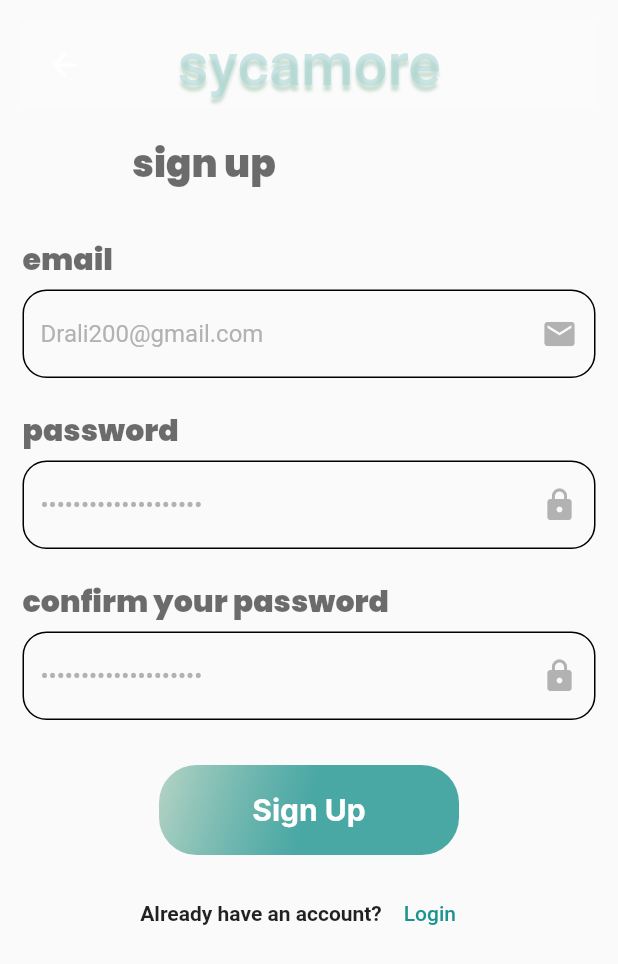
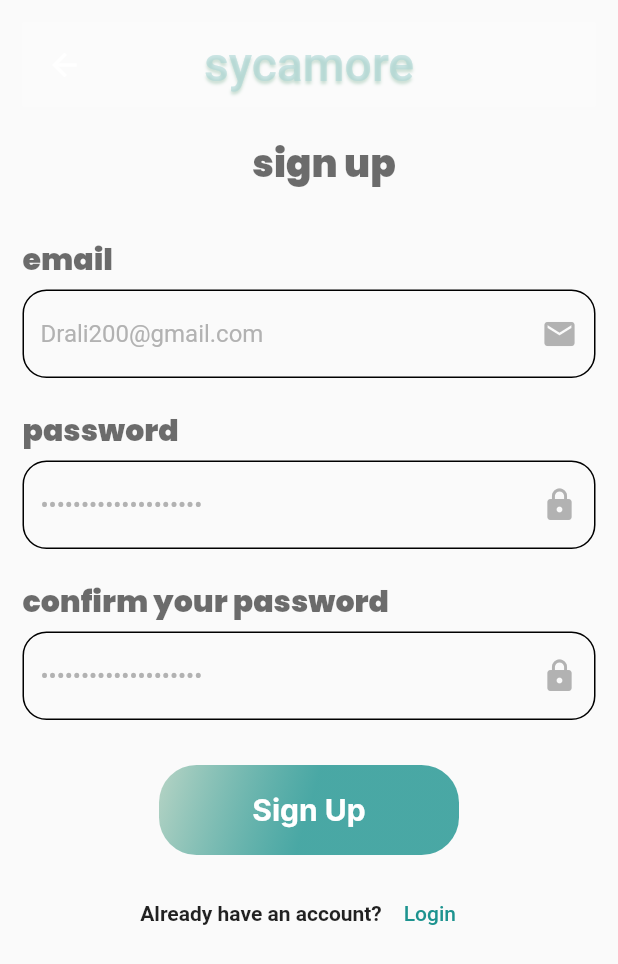
Before and after one commit to ZedoB/sycamore, a Flutter app: the DoctorSignUpScreen screen opened directly, on a phone screen of 412 x 824 dp. Shown: the top 964 px of the screen. Run offline on Flutter 3.47's test engine with Material 3 defaults, Android fonts, the light colour scheme and no system bars; our stand-ins replace fl_chart, font_awesome_flutter, syncfusion_flutter_gauges; missing offline and left inert: progress_stepper; Roboto replaces fonts that are missing (Inknut Antiqua, Inter).

Commit message:
- some additions

```diff
--- a/lib/components/item_checkbox_second_register_screen.dart
+++ b/lib/components/item_checkbox_second_register_screen.dart
@@ -40,7 +40,7 @@ class _ItemCheckBoxRegisterScreenState
           Text(
             widget.text,
             style: TextStyle(color: Colors.black.withOpacity(.8),
-                fontSize: 24,
+                fontSize: 18,
             fontFamily: 'Poppins',
             fontWeight: FontWeight.w200),
           ),
--- a/lib/components/item_list_view_report.dart
+++ b/lib/components/item_list_view_report.dart
@@ -26,7 +26,7 @@ class CustomListItem extends StatelessWidget {
                   fontFamily: 'Alice',
                   color: Color(0xff76BCBA),
                   fontWeight: FontWeight.w400,
-                  fontSize: 18,
+                  fontSize: 14,
                 ),
               ),
               const SizedBox(width: 5),
@@ -35,7 +35,7 @@ class CustomListItem extends StatelessWidget {
                 style: const TextStyle(
                   color: Color(0xff8E8E93),
                   fontWeight: FontWeight.w500,
-                  fontSize: 17,
+                  fontSize: 12,
                   fontFamily: 'Poppins'
                 ),
               ),
--- a/lib/custom_widgets/custom_appBar.dart
+++ b/lib/custom_widgets/custom_appBar.dart
@@ -17,11 +17,11 @@ class CustomAppBar extends StatelessWidget {
             shadows: const [
               Shadow(
                   blurRadius: 2,
-                  offset: Offset(0,4),
+                  offset: Offset(0,2),
                   color: Color(0xffC9DED3)
               )
             ],
-            fontSize: 40,
+            fontSize: 32,
             color: const Color(0xffA8D4D3).withOpacity(0.58),
             fontFamily: 'Inknut Antiqua'),
       ),
--- a/lib/screens/Otp_screen.dart
+++ b/lib/screens/Otp_screen.dart
@@ -30,7 +30,7 @@ class OtpScreen extends StatelessWidget {
             crossAxisAlignment: CrossAxisAlignment.start,
             children: [
               const SizedBox(
-                height: 60,
+                height: 30,
               ),
               Center(
                 child: Text(
--- a/lib/screens/copd_questions.dart
+++ b/lib/screens/copd_questions.dart
@@ -76,7 +76,7 @@ class _COPDQuestionsState extends State<COPDQuestions> {
                     textAlign: TextAlign.center,
                     style: const TextStyle(
                       fontFamily: "Alice",
-                      fontSize: 28,
+                      fontSize: 18,
                       fontWeight: FontWeight.w400,
                       color: Color(0xff777777),
                     ),
--- a/lib/screens/doctor_sign_up_screen.dart
+++ b/lib/screens/doctor_sign_up_screen.dart
@@ -34,7 +34,7 @@ class _DoctorSignUpScreenState extends State<DoctorSignUpScreen> {
                 ),
                 Center(
                   child: Padding(
-                    padding: const EdgeInsets.only(right: 140.0),
+                    padding: const EdgeInsets.only(left: 20.0),
                     child: Text(
                       'sign up',
                       style: TextStyle(
--- a/lib/screens/interstitial_lung_questions.dart
+++ b/lib/screens/interstitial_lung_questions.dart
@@ -77,7 +77,7 @@ class _InterstitialLungQuestionsState extends State<InterstitialLungQuestions> {
                     textAlign: TextAlign.center,
                     style: const TextStyle(
                       fontFamily: "Alice",
-                      fontSize: 28,
+                      fontSize: 18,
                       fontWeight: FontWeight.w400,
                       color: Color(0xff777777),
                     ),
--- a/lib/screens/patient_signup_screen.dart
+++ b/lib/screens/patient_signup_screen.dart
@@ -42,7 +42,7 @@ class _PatientSignUpScreenState extends State<PatientSignUpScreen> {
                   height: 20,
                 ),
                 Padding(
-                  padding: const EdgeInsets.only(left: 40.0),
+                  padding: const EdgeInsets.only(left: 20.0),
                   child: Text(
                     'sign up',
                     style: TextStyle(
--- a/lib/screens/pneumonia_questions.dart
+++ b/lib/screens/pneumonia_questions.dart
@@ -76,7 +76,7 @@ class _PneumoniaQuestionsState extends State<PneumoniaQuestions> {
                     textAlign: TextAlign.center,
                     style: const TextStyle(
                       fontFamily: "Alice",
-                      fontSize: 28,
+                      fontSize: 18,
                       fontWeight: FontWeight.w400,
                       color: Color(0xff777777),
                     ),
--- a/lib/screens/pulmonary_embolism_questions.dart
+++ b/lib/screens/pulmonary_embolism_questions.dart
@@ -77,7 +77,7 @@ class _PulmonaryEmbolismQuestionsState extends State<PulmonaryEmbolismQuestions>
                     textAlign: TextAlign.center,
                     style: const TextStyle(
                       fontFamily: "Alice",
-                      fontSize: 28,
+                      fontSize: 18,
                       fontWeight: FontWeight.w400,
                       color: Color(0xff777777),
                     ),
--- a/lib/screens/pulmonary_fibrosis_questions.dart
+++ b/lib/screens/pulmonary_fibrosis_questions.dart
@@ -76,7 +76,7 @@ class _PulmonaryFibrosisQuestionsState extends State<PulmonaryFibrosisQuestions>
                     textAlign: TextAlign.center,
                     style: const TextStyle(
                       fontFamily: "Alice",
-                      fontSize: 28,
+                      fontSize: 18,
                       fontWeight: FontWeight.w400,
                       color: Color(0xff777777),
                     ),
```
Also changed, not shown: lib/screens/second_register_screen.dart (+5 -5 lines).
